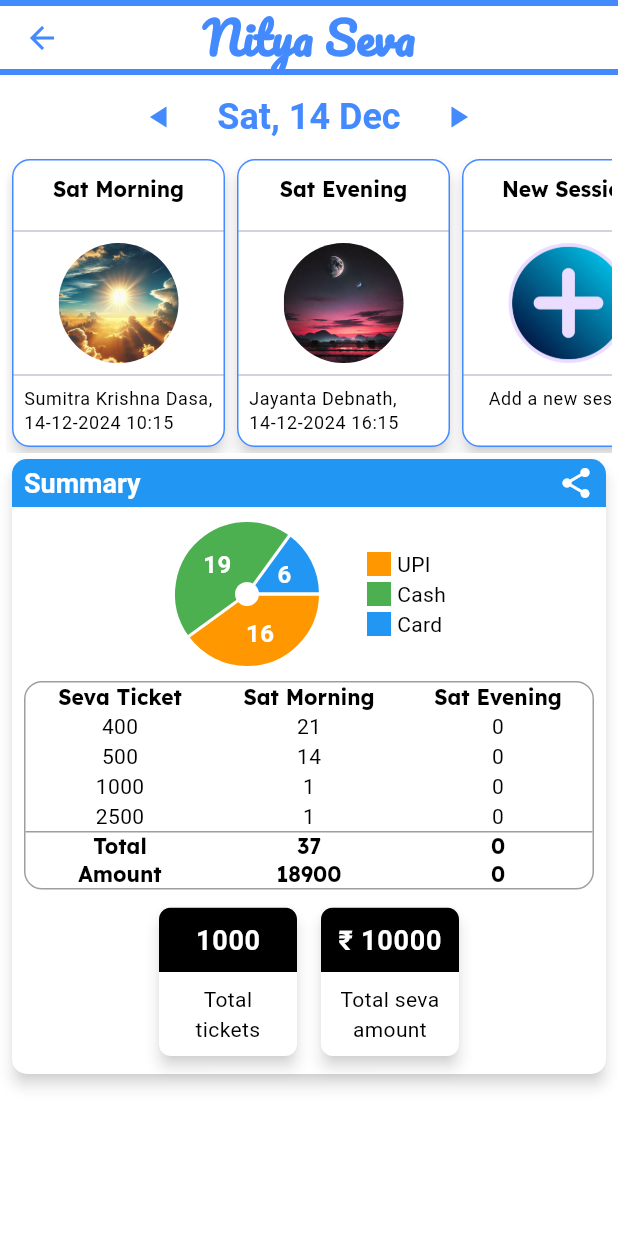
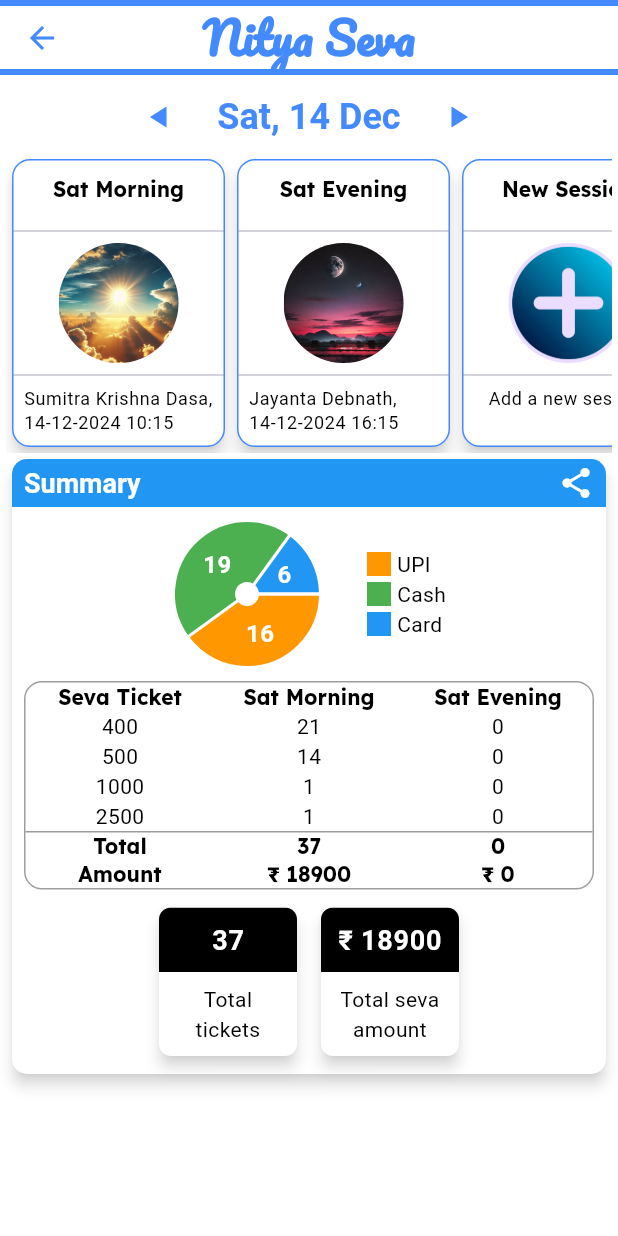
Before and after one commit to jayantadn/vkhillseva, a Flutter app: the NityaSeva screen opened directly, on a phone screen of 412 x 824 dp. Run offline on Flutter 3.47's test engine with Material 3 defaults, Android fonts, the phone set to English and light mode, and no system bars; drawn by our look-alikes of fl_chart; our stand-ins replace firebase_core, google_fonts, synchronized; accounts and stored records are empty; Roboto replaces fonts that are missing (Delius, Mogra).

Commit message:
Update DaySummary to format amount values with currency symbols and adjust total values

```diff
--- a/lib/nitya_seva/day_summary.dart
+++ b/lib/nitya_seva/day_summary.dart
@@ -29,7 +29,7 @@ class _DaySummaryState extends State<DaySummary> {
   ];
   List<List<String>> amountTableTotalRow = [
     ["Total", "37", "0"],
-    ["Amount", "18900", "0"]
+    ["Amount", "₹ 18900", "₹ 0"]
   ];
 
   // pie chart data
@@ -128,7 +128,7 @@ class _DaySummaryState extends State<DaySummary> {
                     width: double.infinity,
                     padding: const EdgeInsets.all(8.0),
                     child: Center(
-                      child: Text('1000',
+                      child: Text('37',
                           style:
                               Theme.of(context).textTheme.bodyLarge?.copyWith(
                                     color: Colors.white,
@@ -172,7 +172,7 @@ class _DaySummaryState extends State<DaySummary> {
                     padding: const EdgeInsets.all(8.0),
                     child: Center(
                       child: Text(
-                        '₹ 10000',
+                        '₹ 18900',
                         style: Theme.of(context).textTheme.bodyLarge?.copyWith(
                               color: Colors.white,
                               fontWeight: FontWeight.bold,
```
Also changed, not shown: 1 other file.
